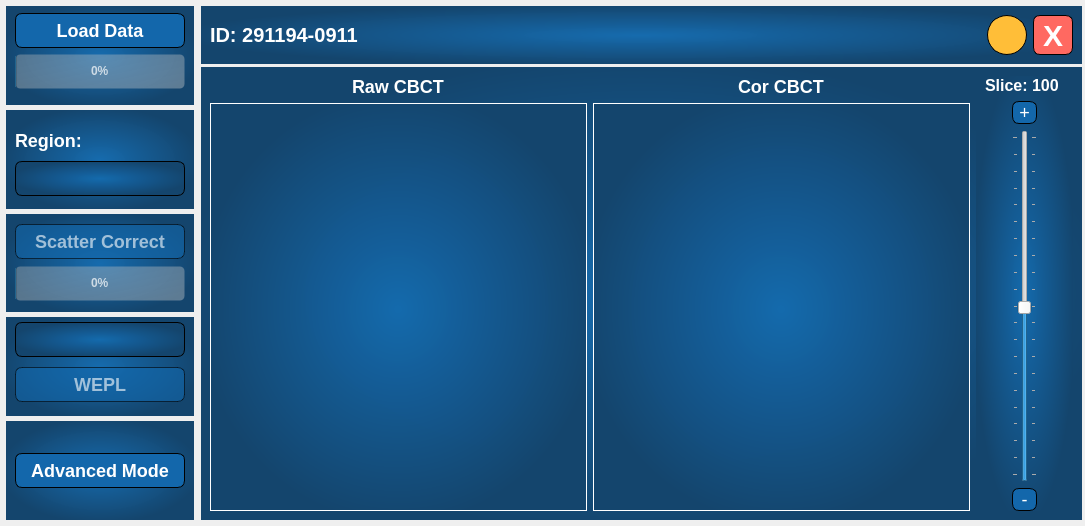
This is BachelorProjekt/mainwindow.ui in ChristianThingKnudsen/BachelorProject as Qt 5 draws it before an edit. The edited form follows.
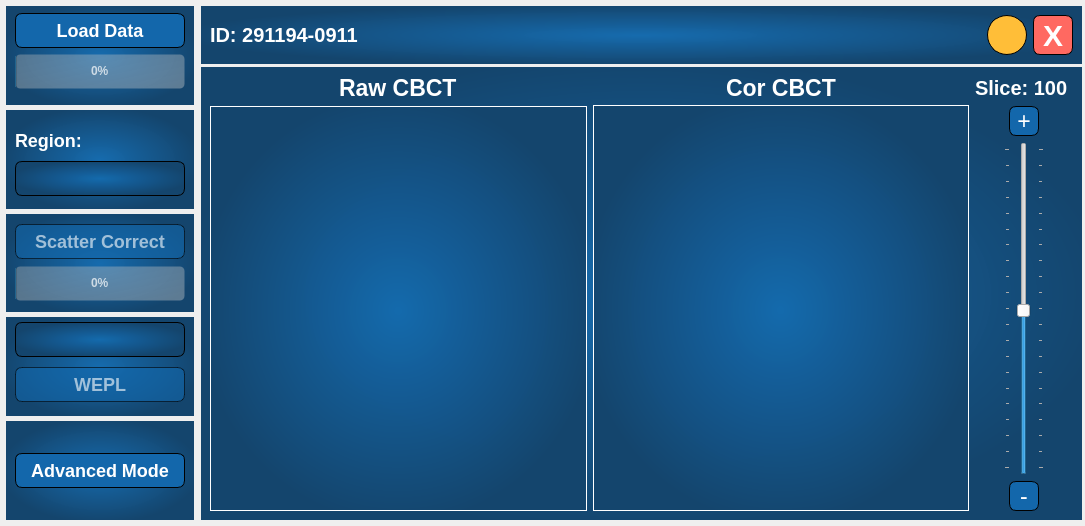
This is the edited form. Icons and pictures are not drawn. Custom widgets are drawn as their Qt base class.

Commit message: UI updated so pictures doesn't rescale more than the full window size. Combobox for WEPL sets text from first index. Cor label updates when Scatter correct is pressed

Patch:
```diff
--- a/BachelorProjekt/mainwindow.ui
+++ b/BachelorProjekt/mainwindow.ui
@@ -16,6 +16,12 @@
     <verstretch>0</verstretch>
    </sizepolicy>
   </property>
+  <property name="maximumSize">
+   <size>
+    <width>16777215</width>
+    <height>16777215</height>
+   </size>
+  </property>
   <property name="windowTitle">
    <string>SCUI</string>
   </property>
@@ -1194,9 +1200,15 @@
         <layout class="QVBoxLayout" name="verticalLayout_5">
          <item alignment="Qt::AlignHCenter">
           <widget class="QLabel" name="labelCorImgTitle">
+           <property name="maximumSize">
+            <size>
+             <width>16777215</width>
+             <height>23</height>
+            </size>
+           </property>
            <property name="styleSheet">
             <string notr="true">QLabel{
-	font-size: 18px;
+	font-size: 23px;
 	font-weight: bold;
 	color:#ffffff;
 	background-color: rgba(0,0,0,0%)
@@ -1223,8 +1235,8 @@
            </property>
            <property name="maximumSize">
             <size>
-             <width>1024</width>
-             <height>1024</height>
+             <width>675</width>
+             <height>675</height>
             </size>
            </property>
            <property name="mouseTracking">
@@ -1242,11 +1254,29 @@
        </item>
        <item row="0" column="0">
         <layout class="QVBoxLayout" name="verticalLayout_3">
+         <property name="spacing">
+          <number>7</number>
+         </property>
+         <property name="topMargin">
+          <number>0</number>
+         </property>
          <item alignment="Qt::AlignHCenter">
           <widget class="QLabel" name="labelRawImgTitle">
+           <property name="minimumSize">
+            <size>
+             <width>0</width>
+             <height>23</height>
+            </size>
+           </property>
+           <property name="maximumSize">
+            <size>
+             <width>16777215</width>
+             <height>23</height>
+            </size>
+           </property>
            <property name="styleSheet">
             <string notr="true">QLabel{
-	font-size: 18px;
+	font-size: 23px;
 	font-weight: bold;
 	color:#ffffff;
 	background-color: rgba(0,0,0,0%)
@@ -1273,8 +1303,8 @@
            </property>
            <property name="maximumSize">
             <size>
-             <width>1024</width>
-             <height>1024</height>
+             <width>675</width>
+             <height>675</height>
             </size>
            </property>
            <property name="mouseTracking">
@@ -1292,13 +1322,27 @@
        </item>
        <item row="0" column="8">
         <widget class="QFrame" name="frame_2">
+         <property name="maximumSize">
+          <size>
+           <width>120</width>
+           <height>16777215</height>
+          </size>
+         </property>
          <property name="styleSheet">
-          <string notr="true"/>
+          <string notr="true">QFrame{
+	background-color: rgba(0,0,0,0%)
+}</string>
          </property>
          <layout class="QVBoxLayout" name="verticalLayout_6">
+          <property name="leftMargin">
+           <number>0</number>
+          </property>
           <property name="topMargin">
            <number>0</number>
           </property>
+          <property name="rightMargin">
+           <number>0</number>
+          </property>
           <property name="bottomMargin">
            <number>0</number>
           </property>
@@ -1322,7 +1366,7 @@
                <widget class="QLabel" name="labelSliderIdx">
                 <property name="styleSheet">
                  <string notr="true">QLabel{
-	font-size: 16px;
+	font-size: 20px;
 	font-weight: bold;
 	color:#ffffff;
 	background-color: rgba(0,0,0,0%)
@@ -1348,23 +1392,32 @@
               </property>
               <item alignment="Qt::AlignHCenter">
                <widget class="QPushButton" name="btnPlus">
+                <property name="sizePolicy">
+                 <sizepolicy hsizetype="Fixed" vsizetype="Fixed">
+                  <horstretch>0</horstretch>
+                  <verstretch>0</verstretch>
+                 </sizepolicy>
+                </property>
                 <property name="minimumSize">
                  <size>
-                  <width>25</width>
-                  <height>0</height>
+                  <width>30</width>
+                  <height>30</height>
                  </size>
                 </property>
                 <property name="maximumSize">
                  <size>
-                  <width>25</width>
-                  <height>16777215</height>
+                  <width>30</width>
+                  <height>30</height>
                  </size>
                 </property>
+                <property name="layoutDirection">
+                 <enum>Qt::LeftToRight</enum>
+                </property>
                 <property name="styleSheet">
                  <string notr="true">QPushButton{
 	background-color: #1367AB;
 	color: #ffffff;
-	font-size: 18px;
+	font-size: 23px;
 	border-width: 1.4px;
 	border-color: #000000;
 	border-style: solid;
@@ -1382,8 +1435,22 @@
               </item>
               <item alignment="Qt::AlignHCenter">
                <widget class="QSlider" name="verticalSlider">
+                <property name="minimumSize">
+                 <size>
+                  <width>40</width>
+                  <height>0</height>
+                 </size>
+                </property>
+                <property name="maximumSize">
+                 <size>
+                  <width>40</width>
+                  <height>16777215</height>
+                 </size>
+                </property>
                 <property name="styleSheet">
-                 <string notr="true">handle:horizontal {color: red}</string>
+                 <string notr="true">QSlider:{
+	background-color: rgba(0,0,0,0%)
+}</string>
                 </property>
                 <property name="maximum">
                  <number>200</number>
@@ -1409,14 +1476,14 @@
                 </property>
                 <property name="minimumSize">
                  <size>
-                  <width>25</width>
-                  <height>0</height>
+                  <width>30</width>
+                  <height>30</height>
                  </size>
                 </property>
                 <property name="maximumSize">
                  <size>
-                  <width>23</width>
-                  <height>16777213</height>
+                  <width>30</width>
+                  <height>30</height>
                  </size>
                 </property>
                 <property name="toolTipDuration">
@@ -1426,7 +1493,7 @@
                  <string notr="true">QPushButton{
 	background-color: #1367AB;
 	color: #ffffff;
-	font-size: 18px;
+	font-size: 23px;
 	border-width: 1.4px;
 	border-color: #000000;
 	border-style: solid;
```
The commit also changes 3 other files.
